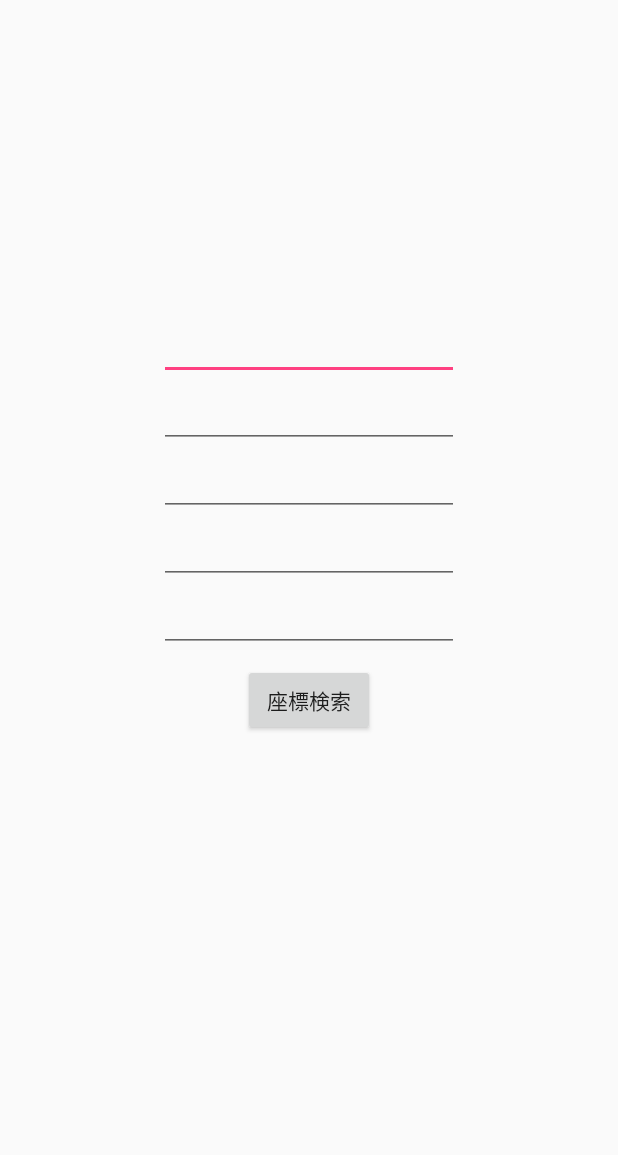
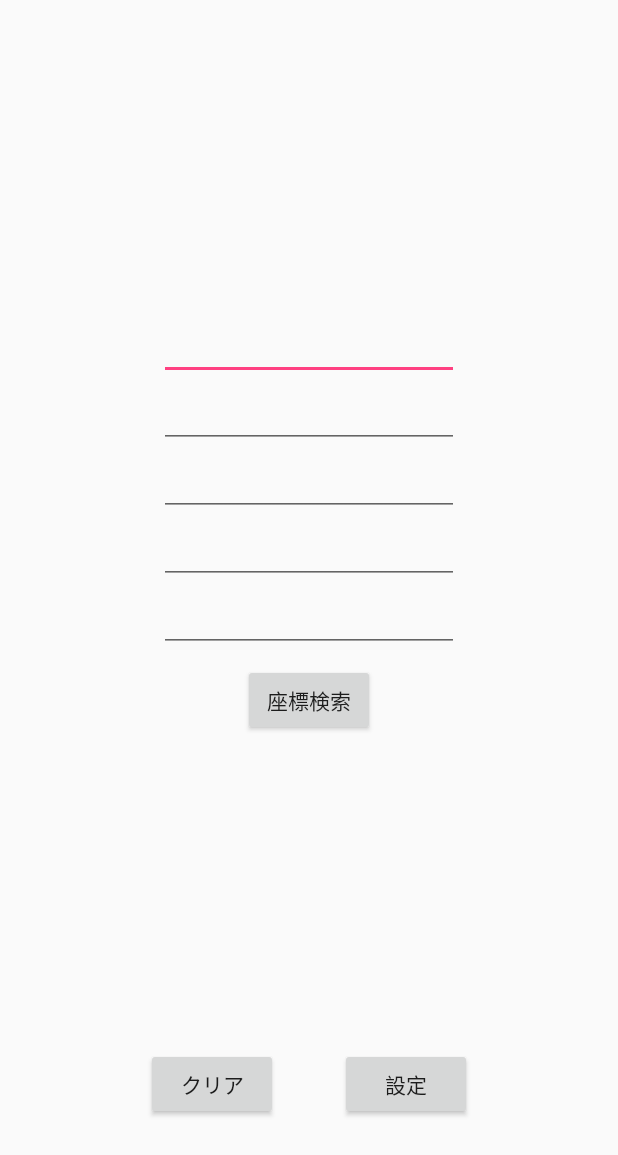
Before and after one commit to Coki628/AutoCompleteTest2, an Android app: the screen it shows after launch (MainActivity), on a phone screen of 412 x 824 dp. Shown: the top 1155 px of the screen. Run offline under Robolectric (Android 15) with nearby library versions, the phone set to English and light mode, and no system bars.

Commit message:
20171112 ・候補駅画面を実装 ・その他にも色々

```diff
--- a/app/src/main/AndroidManifest.xml
+++ b/app/src/main/AndroidManifest.xml
@@ -27,6 +27,8 @@
         </activity>
         <activity android:name=".MapsActivity">
         </activity>
+        <activity android:name=".StationListActivity">
+        </activity>
 
         <meta-data
             android:name="com.google.android.geo.API_KEY"
--- a/app/src/main/java/com/example/srcn4/autocompletetest2/MainActivity.java
+++ b/app/src/main/java/com/example/srcn4/autocompletetest2/MainActivity.java
@@ -1,11 +1,8 @@
 package com.example.srcn4.autocompletetest2;
 
 import android.content.Intent;
-import android.database.Cursor;
-import android.database.sqlite.SQLiteDatabase;
 import android.os.Bundle;
 import android.support.v7.app.AppCompatActivity;
-import android.util.Log;
 import android.view.View;
 import android.widget.AutoCompleteTextView;
 import android.widget.Toast;
@@ -29,7 +26,7 @@ public class MainActivity extends AppCompatActivity {
 
         for (AutoCompleteTextView textView : textViewList) {
             // 自分で定義したアダプターをビューに設定する
-            MyAdapter myadapter = new MyAdapter(getApplicationContext());
+            MyAdapterForAutoComplete myadapter = new MyAdapterForAutoComplete(getApplicationContext());
             textView.setAdapter(myadapter);
             // 何文字目から予測変換を出すかを設定
             textView.setThreshold(1);
@@ -73,4 +70,18 @@ public class MainActivity extends AppCompatActivity {
             startActivity(intent);
         }
     }
+
+    // クリアボタンが押された時呼ばれる
+    public void clearAll(View v) {
+        // 入力されたテキストを全て削除
+        for (AutoCompleteTextView textView : textViewList) {
+
+            textView.setText("");
+        }
+    }
+
+    // 設定ボタンが押された時呼ばれる
+    public void callSettings(View v) {
+
+    }
 }
--- a/app/src/main/java/com/example/srcn4/autocompletetest2/MyAdapter.java
+++ b/app/src/main/java/com/example/srcn4/autocompletetest2/MyAdapterForAutoComplete.java
@@ -16,14 +16,14 @@ import java.util.ArrayList;
  *
  * カスタムしたアダプターで予測変換の1行の内容を定義する。
  */
-public class MyAdapter extends BaseAdapter implements Filterable {
+public class MyAdapterForAutoComplete extends BaseAdapter implements Filterable {
 
     private LayoutInflater myInflater;
     private ArrayList<StationVO> resultVOList = new ArrayList<>();
     private Context context;
 
     // コンストラクタ
-    MyAdapter(Context context) {
+    MyAdapterForAutoComplete(Context context) {
 
         this.myInflater = (LayoutInflater) context.getSystemService(Context.LAYOUT_INFLATER_SERVICE);
         this.context = context;
--- a/app/src/main/java/com/example/srcn4/autocompletetest2/StationDistanceVO.java
+++ b/app/src/main/java/com/example/srcn4/autocompletetest2/StationDistanceVO.java
@@ -5,9 +5,9 @@ public class StationDistanceVO extends StationVO {
     private double distance;
 
     // 駅名と距離を使うコンストラクタ
-    public StationDistanceVO (String name, double distance) {
+    public StationDistanceVO (String name, String kana, double distance) {
 
-        super(name);
+        super(name, kana);
         this.distance = distance;
     }
 
@@ -19,6 +19,7 @@ public class StationDistanceVO extends StationVO {
     public String toString() {
         return "StationDistanceVO{" +
                 "name='" + getName() + '\'' +
+                "kana='" + getKana() + '\'' +
                 ", distance=" + distance +
                 '}';
     }
--- a/app/src/main/res/layout/activity_main.xml
+++ b/app/src/main/res/layout/activity_main.xml
@@ -59,4 +59,30 @@
         app:layout_constraintRight_toRightOf="parent"
         app:layout_constraintTop_toBottomOf="@+id/autocomplete_station5" />
 
+    <Button
+        android:id="@+id/button2"
+        android:layout_width="wrap_content"
+        android:layout_height="wrap_content"
+        android:onClick="clearAll"
+        android:text="クリア"
+        app:layout_constraintBottom_toBottomOf="parent"
+        app:layout_constraintHorizontal_bias="0.3"
+        app:layout_constraintLeft_toLeftOf="parent"
+        app:layout_constraintRight_toRightOf="parent"
+        app:layout_constraintTop_toTopOf="parent"
+        app:layout_constraintVertical_bias="0.9" />
+
+    <Button
+        android:id="@+id/button3"
+        android:layout_width="wrap_content"
+        android:layout_height="wrap_content"
+        android:onClick="callSettings"
+        android:text="設定"
+        app:layout_constraintBottom_toBottomOf="parent"
+        app:layout_constraintHorizontal_bias="0.7"
+        app:layout_constraintLeft_toLeftOf="parent"
+        app:layout_constraintRight_toRightOf="parent"
+        app:layout_constraintTop_toTopOf="parent"
+        app:layout_constraintVertical_bias="0.9" />
+
 </android.support.constraint.ConstraintLayout>
--- a/app/src/main/res/layout/activity_maps.xml
+++ b/app/src/main/res/layout/activity_maps.xml
@@ -1,7 +1,8 @@
 <?xml version="1.0" encoding="utf-8"?>
 <android.support.constraint.ConstraintLayout
-    xmlns:android="http://schemas.android.com/apk/res/android" android:layout_width="match_parent"
+    xmlns:android="http://schemas.android.com/apk/res/android"
     xmlns:app="http://schemas.android.com/apk/res-auto"
+    android:layout_width="match_parent"
     android:layout_height="match_parent">
 
     <fragment xmlns:android="http://schemas.android.com/apk/res/android"
@@ -16,6 +17,7 @@
         android:id="@+id/button8"
         android:layout_width="wrap_content"
         android:layout_height="wrap_content"
+        android:onClick="callSuggestedStations"
         android:text="候補駅"
         app:layout_constraintBottom_toBottomOf="parent"
         app:layout_constraintHorizontal_bias="0.05"
```
Also changed, not shown: app/src/main/java/com/example/srcn4/autocompletetest2/LatLngCalculator.java (+36 -1 lines), app/src/main/java/com/example/srcn4/autocompletetest2/MapsActivity.java (+15 -2 lines), app/src/main/java/com/example/srcn4/autocompletetest2/MyAdapterForListView.java (added, +73 -0 lines), app/src/main/java/com/example/srcn4/autocompletetest2/ResultActivity.java (+19 -3 lines), app/src/main/java/com/example/srcn4/autocompletetest2/StationListActivity.java (added, +113 -0 lines), app/src/main/res/layout/activity_list.xml (added, +12 -0 lines), app/src/main/res/layout/activity_result.xml (+13 -1 lines), app/src/main/res/layout/list_item.xml (+5 -2 lines), app/src/main/res/layout/listview_row.xml (added, +42 -0 lines).
